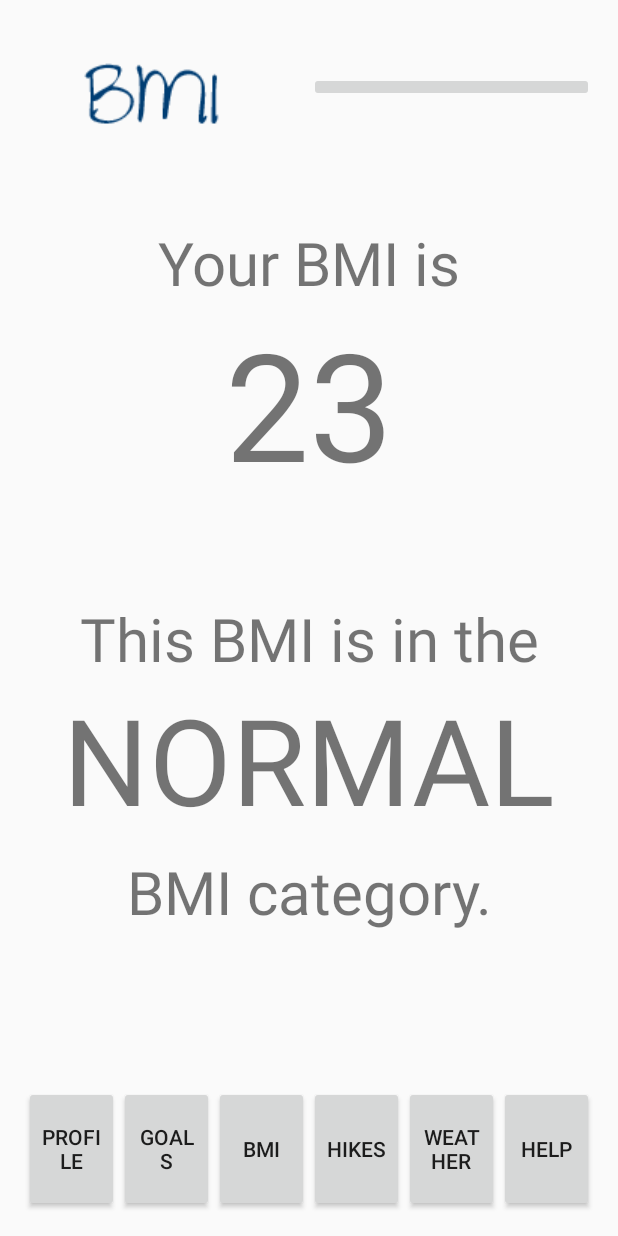
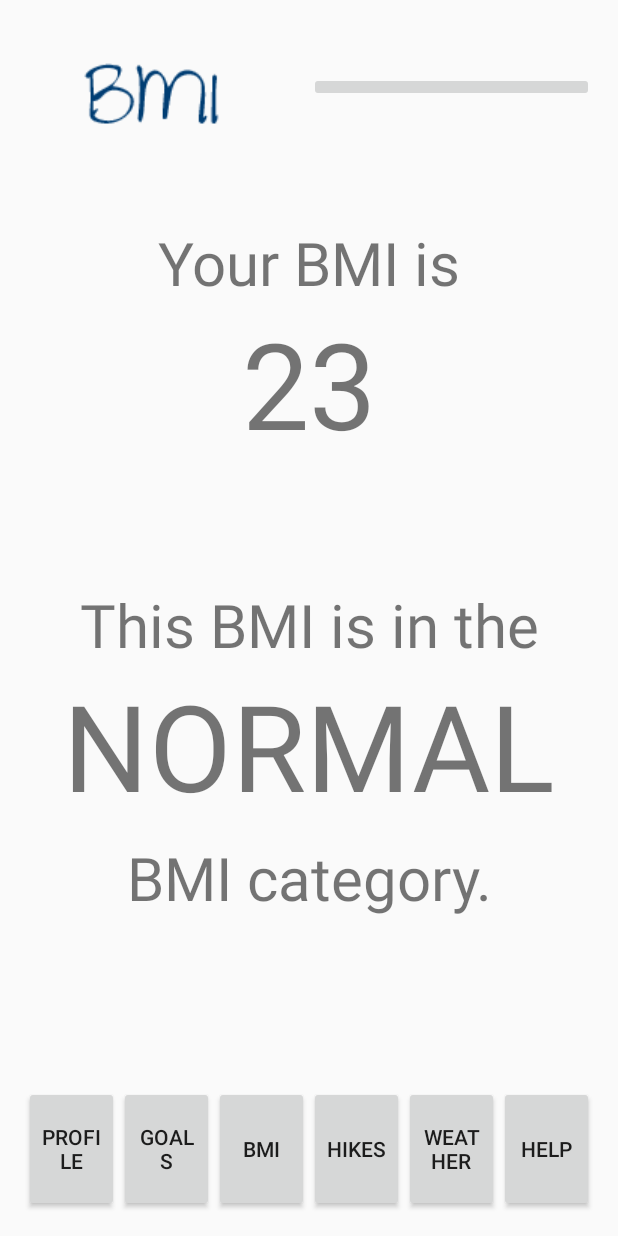
Before and after one commit to liuqidake/Lifestyle_Android_App, an Android app: the screen it shows after launch (MainActivity), on a phone screen of 412 x 824 dp. Run offline under Robolectric (Android 15) with nearby library versions, the phone set to English and light mode, and no system bars.

Commit message:
Updated BMI fragment and bottom buttons

```diff
--- a/Lifestyle_App/app/src/main/res/layout/fragment_bmi.xml
+++ b/Lifestyle_App/app/src/main/res/layout/fragment_bmi.xml
@@ -19,6 +19,7 @@
         android:gravity="center"
         android:text="Your BMI is"
         android:textSize="40sp"
+        android:autoSizeTextType="uniform"
         app:layout_constraintEnd_toEndOf="parent"
         app:layout_constraintStart_toStartOf="parent"
         app:layout_constraintTop_toTopOf="parent" />
@@ -33,20 +34,22 @@
         android:layout_marginRight="8dp"
         android:gravity="center"
         android:text="23"
-        android:textSize="100sp"
+        android:textSize="80sp"
+        android:autoSizeTextType="uniform"
         app:layout_constraintEnd_toEndOf="parent"
         app:layout_constraintStart_toStartOf="parent"
         app:layout_constraintTop_toBottomOf="@+id/tv_bmi_intro" />
 
     <TextView
         android:id="@+id/tv_category_intro"
-        android:layout_width="wrap_content"
+        android:layout_width="0dp"
         android:layout_height="wrap_content"
         android:layout_marginStart="8dp"
         android:layout_marginLeft="8dp"
-        android:layout_marginTop="8dp"
+        android:layout_marginTop="16dp"
         android:layout_marginEnd="8dp"
         android:layout_marginRight="8dp"
+        android:autoSizeTextType="uniform"
         android:gravity="center"
         android:text="This BMI is in the"
         android:textSize="40sp"
@@ -69,6 +72,7 @@
         android:gravity="center"
         android:text="NORMAL"
         android:textSize="80sp"
+        android:autoSizeTextType="uniform"
         app:layout_constraintBottom_toTopOf="@+id/tv_category_outro"
         app:layout_constraintEnd_toEndOf="parent"
         app:layout_constraintHorizontal_bias="0.5"
@@ -77,13 +81,14 @@
 
     <TextView
         android:id="@+id/tv_category_outro"
-        android:layout_width="wrap_content"
+        android:layout_width="0dp"
         android:layout_height="wrap_content"
         android:layout_marginStart="8dp"
         android:layout_marginLeft="8dp"
         android:layout_marginEnd="8dp"
         android:layout_marginRight="8dp"
         android:layout_marginBottom="32dp"
+        android:autoSizeTextType="uniform"
         android:gravity="center"
         android:text="BMI category."
         android:textSize="40sp"
```
